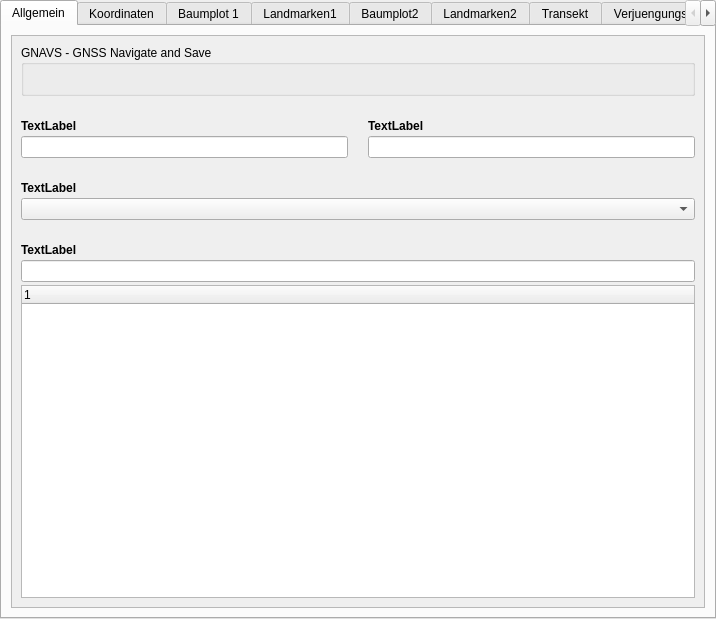
Qt form fim/gui/form/vwm.ui (b-lack/qgis-fim-plugin) before a commit.
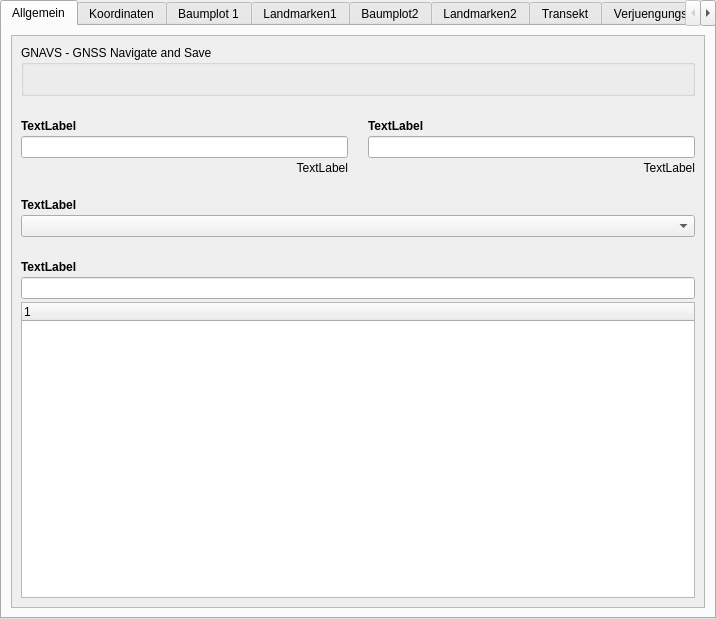
The same form after that commit. The open tabs and pages were chosen to show the change. Custom widgets are drawn as their Qt base class.

The edit to the form file:
```diff
--- a/fim/gui/form/vwm.ui
+++ b/fim/gui/form/vwm.ui
@@ -59,7 +59,7 @@
       <string notr="true"/>
      </property>
      <property name="currentIndex">
-      <number>11</number>
+      <number>0</number>
      </property>
      <property name="usesScrollButtons">
       <bool>true</bool>
@@ -134,7 +134,30 @@
            <property name="verticalSpacing">
             <number>3</number>
            </property>
-           <item row="4" column="0">
+           <item row="10" column="0" colspan="2">
+            <widget class="QLineEdit" name="spaufsuchenichtwaldursacheidText">
+             <property name="readOnly">
+              <bool>true</bool>
+             </property>
+            </widget>
+           </item>
+           <item row="1" column="0">
+            <spacer name="verticalSpacer_33">
+             <property name="orientation">
+              <enum>Qt::Vertical</enum>
+             </property>
+             <property name="sizeType">
+              <enum>QSizePolicy::Fixed</enum>
+             </property>
+             <property name="sizeHint" stdset="0">
+              <size>
+               <width>20</width>
+               <height>20</height>
+              </size>
+             </property>
+            </spacer>
+           </item>
+           <item row="5" column="0">
             <spacer name="verticalSpacer_16">
              <property name="orientation">
               <enum>Qt::Vertical</enum>
@@ -150,7 +173,7 @@
              </property>
             </spacer>
            </item>
-           <item row="10" column="0" colspan="2">
+           <item row="11" column="0" colspan="2">
             <widget class="QTreeWidget" name="spaufsuchenichtwaldursacheidTreeWidget">
              <column>
               <property name="text">
@@ -159,7 +182,42 @@
              </column>
             </widget>
            </item>
-           <item row="6" column="0" colspan="2">
+           <item row="6" column="0">
+            <widget class="QLabel" name="spaufsuchenichtbegehbarursacheidLabel">
+             <property name="sizePolicy">
+              <sizepolicy hsizetype="Preferred" vsizetype="Fixed">
+               <horstretch>0</horstretch>
+               <verstretch>0</verstretch>
+              </sizepolicy>
+             </property>
+             <property name="font">
+              <font>
+               <weight>75</weight>
+               <bold>true</bold>
+              </font>
+             </property>
+             <property name="text">
+              <string>TextLabel</string>
+             </property>
+            </widget>
+           </item>
+           <item row="8" column="0">
+            <spacer name="verticalSpacer_17">
+             <property name="orientation">
+              <enum>Qt::Vertical</enum>
+             </property>
+             <property name="sizeType">
+              <enum>QSizePolicy::Fixed</enum>
+             </property>
+             <property name="sizeHint" stdset="0">
+              <size>
+               <width>20</width>
+               <height>20</height>
+              </size>
+             </property>
+            </spacer>
+           </item>
+           <item row="7" column="0" colspan="2">
             <widget class="QComboBox" name="spaufsuchenichtbegehbarursacheid">
              <property name="sizePolicy">
               <sizepolicy hsizetype="MinimumExpanding" vsizetype="Fixed">
@@ -169,61 +227,6 @@
              </property>
             </widget>
            </item>
-           <item row="9" column="0" colspan="2">
-            <widget class="QLineEdit" name="spaufsuchenichtwaldursacheidText">
-             <property name="readOnly">
-              <bool>true</bool>
-             </property>
-            </widget>
-           </item>
-           <item row="7" column="0">
-            <spacer name="verticalSpacer_17">
-             <property name="orientation">
-              <enum>Qt::Vertical</enum>
-             </property>
-             <property name="sizeType">
-              <enum>QSizePolicy::Fixed</enum>
-             </property>
-             <property name="sizeHint" stdset="0">
-              <size>
-               <width>20</width>
-               <height>20</height>
-              </size>
-             </property>
-            </spacer>
-           </item>
-           <item row="2" column="1">
-            <widget class="QLabel" name="spaufsucheaufnahmetruppgnssLabel">
-             <property name="sizePolicy">
-              <sizepolicy hsizetype="Preferred" vsizetype="Fixed">
-               <horstretch>0</horstretch>
-               <verstretch>0</verstretch>
-              </sizepolicy>
-             </property>
-             <property name="font">
-              <font>
-               <weight>75</weight>
-               <bold>true</bold>
-              </font>
-             </property>
-             <property name="text">
-              <string>TextLabel</string>
-             </property>
-            </widget>
-           </item>
-           <item row="8" column="0">
-            <widget class="QLabel" name="spaufsuchenichtwaldursacheidTreeWidgetLabel">
-             <property name="font">
-              <font>
-               <weight>75</weight>
-               <bold>true</bold>
-              </font>
-             </property>
-             <property name="text">
-              <string>TextLabel</string>
-             </property>
-            </widget>
-           </item>
            <item row="0" column="0" colspan="2">
             <widget class="QGroupBox" name="groupBox_2">
              <property name="title">
@@ -243,24 +246,15 @@
              </layout>
             </widget>
            </item>
-           <item row="1" column="0">
-            <spacer name="verticalSpacer_33">
-             <property name="orientation">
-              <enum>Qt::Vertical</enum>
+           <item row="3" column="1">
+            <widget class="QLineEdit" name="spaufsucheaufnahmetruppgnss">
+             <property name="placeholderText">
+              <string/>
              </property>
-             <property name="sizeType">
-              <enum>QSizePolicy::Fixed</enum>
-             </property>
-             <property name="sizeHint" stdset="0">
-              <size>
-               <width>20</width>
-               <height>20</height>
-              </size>
-             </property>
-            </spacer>
+            </widget>
            </item>
-           <item row="5" column="0">
-            <widget class="QLabel" name="spaufsuchenichtbegehbarursacheidLabel">
+           <item row="2" column="1">
+            <widget class="QLabel" name="spaufsucheaufnahmetruppgnssLabel">
              <property name="sizePolicy">
               <sizepolicy hsizetype="Preferred" vsizetype="Fixed">
                <horstretch>0</horstretch>
@@ -304,10 +298,36 @@
              </property>
             </widget>
            </item>
-           <item row="3" column="1">
-            <widget class="QLineEdit" name="spaufsucheaufnahmetruppgnss">
-             <property name="placeholderText">
-              <string/>
+           <item row="9" column="0">
+            <widget class="QLabel" name="spaufsuchenichtwaldursacheidTreeWidgetLabel">
+             <property name="font">
+              <font>
+               <weight>75</weight>
+               <bold>true</bold>
+              </font>
+             </property>
+             <property name="text">
+              <string>TextLabel</string>
+             </property>
+            </widget>
+           </item>
+           <item row="4" column="0">
+            <widget class="QLabel" name="spaufsucheaufnahmetruppkuerzelError">
+             <property name="text">
+              <string>TextLabel</string>
+             </property>
+             <property name="alignment">
+              <set>Qt::AlignRight|Qt::AlignTrailing|Qt::AlignVCenter</set>
+             </property>
+            </widget>
+           </item>
+           <item row="4" column="1">
+            <widget class="QLabel" name="spaufsucheaufnahmetruppgnssError">
+             <property name="text">
+              <string>TextLabel</string>
+             </property>
+             <property name="alignment">
+              <set>Qt::AlignRight|Qt::AlignTrailing|Qt::AlignVCenter</set>
              </property>
             </widget>
            </item>
@@ -2172,7 +2192,7 @@
           <property name="geometry">
            <rect>
             <x>0</x>
-            <y>-58</y>
+            <y>0</y>
             <width>678</width>
             <height>845</height>
            </rect>
@@ -2693,8 +2713,8 @@
            <rect>
             <x>0</x>
             <y>0</y>
-            <width>710</width>
-            <height>586</height>
+            <width>696</width>
+            <height>1377</height>
            </rect>
           </property>
           <layout class="QGridLayout" name="gridLayout_18">
```
